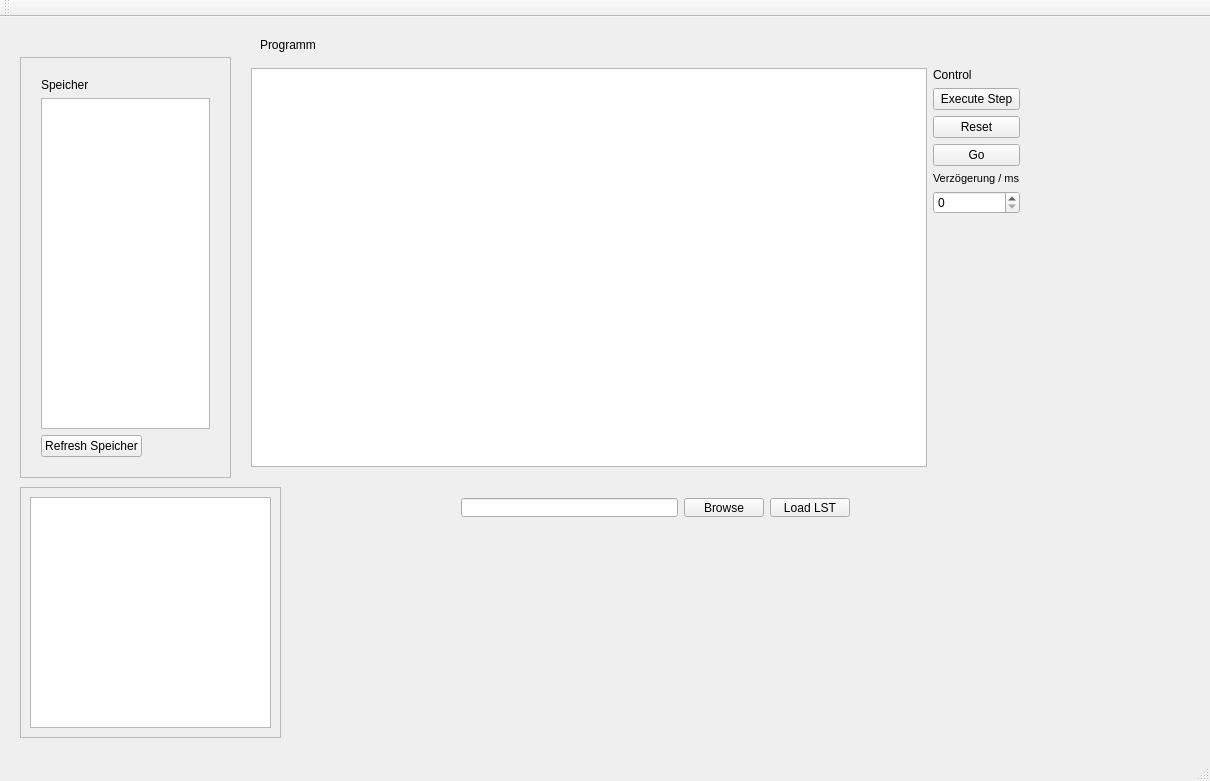
First picture: the form in PICSimu/mainwindow.ui, repository Benedikt1992/PICSimu, before the edit.
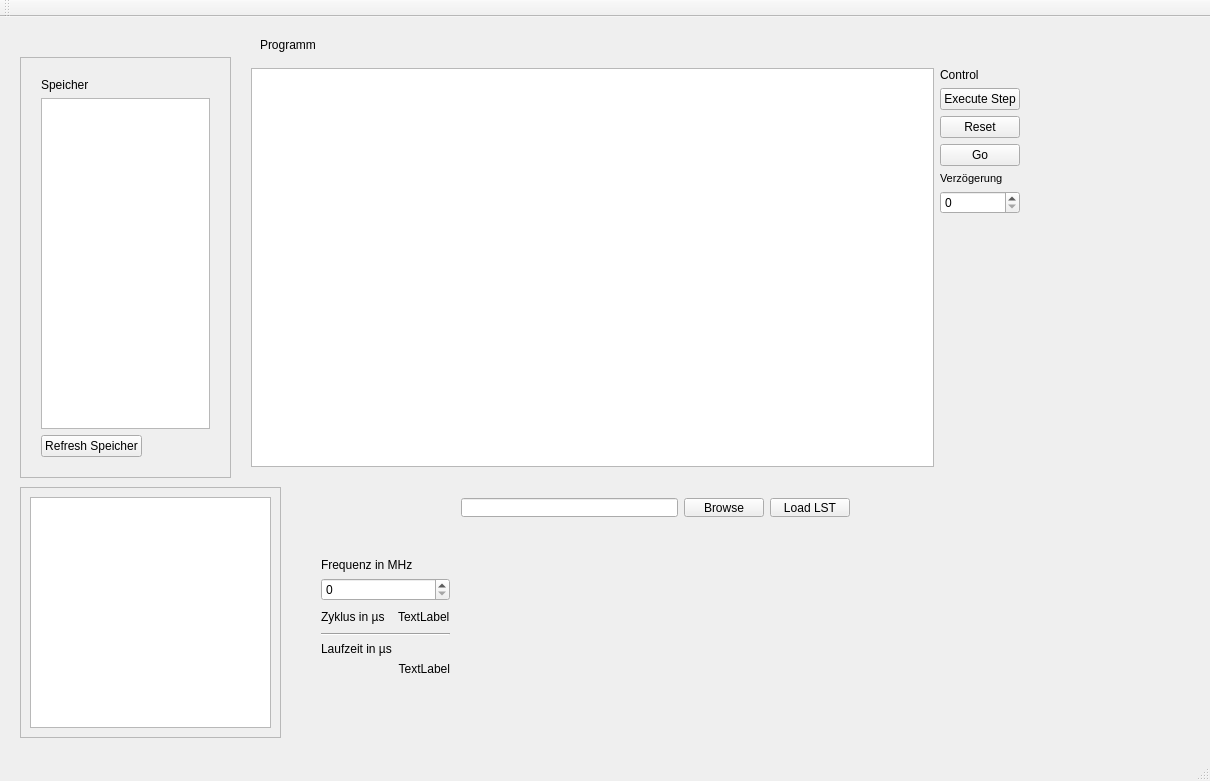
Second picture: the form after the edit.

Commit message: Laufzeitanzeige mit variabler Frequenz

Patch:
```diff
--- a/PICSimu/mainwindow.ui
+++ b/PICSimu/mainwindow.ui
@@ -168,7 +168,7 @@
 &lt;html&gt;&lt;head&gt;&lt;meta name=&quot;qrichtext&quot; content=&quot;1&quot; /&gt;&lt;style type=&quot;text/css&quot;&gt;
 p, li { white-space: pre-wrap; }
 &lt;/style&gt;&lt;/head&gt;&lt;body style=&quot; font-family:'MS Shell Dlg 2'; font-size:8pt; font-weight:400; font-style:normal;&quot;&gt;
-&lt;p style=&quot; margin-top:12px; margin-bottom:12px; margin-left:0px; margin-right:0px; -qt-block-indent:0; text-indent:0px;&quot;&gt;Verzögerung / ms&lt;/p&gt;&lt;/body&gt;&lt;/html&gt;</string>
+&lt;p style=&quot; margin-top:12px; margin-bottom:12px; margin-left:0px; margin-right:0px; -qt-block-indent:0; text-indent:0px;&quot;&gt;Verzögerung&lt;/p&gt;&lt;/body&gt;&lt;/html&gt;</string>
          </property>
         </widget>
        </item>
@@ -218,6 +218,93 @@
      </property>
     </widget>
    </widget>
+   <widget class="QWidget" name="verticalLayoutWidget_2">
+    <property name="geometry">
+     <rect>
+      <x>310</x>
+      <y>530</y>
+      <width>151</width>
+      <height>161</height>
+     </rect>
+    </property>
+    <layout class="QVBoxLayout" name="verticalLayout_3">
+     <item>
+      <widget class="QLabel" name="label_4">
+       <property name="text">
+        <string>Frequenz in MHz</string>
+       </property>
+      </widget>
+     </item>
+     <item>
+      <widget class="QSpinBox" name="frequency"/>
+     </item>
+     <item>
+      <layout class="QHBoxLayout" name="horizontalLayout">
+       <item>
+        <widget class="QLabel" name="label_6">
+         <property name="text">
+          <string>Zyklus in µs</string>
+         </property>
+        </widget>
+       </item>
+       <item>
+        <spacer name="horizontalSpacer_2">
+         <property name="orientation">
+          <enum>Qt::Horizontal</enum>
+         </property>
+         <property name="sizeHint" stdset="0">
+          <size>
+           <width>40</width>
+           <height>20</height>
+          </size>
+         </property>
+        </spacer>
+       </item>
+       <item>
+        <widget class="QLabel" name="cycle">
+         <property name="text">
+          <string>TextLabel</string>
+         </property>
+        </widget>
+       </item>
+      </layout>
+     </item>
+     <item>
+      <widget class="Line" name="line">
+       <property name="orientation">
+        <enum>Qt::Horizontal</enum>
+       </property>
+      </widget>
+     </item>
+     <item>
+      <widget class="QLabel" name="label_5">
+       <property name="text">
+        <string>Laufzeit in µs</string>
+       </property>
+      </widget>
+     </item>
+     <item>
+      <widget class="QLabel" name="runtime">
+       <property name="text">
+        <string>&lt;html&gt;&lt;head/&gt;&lt;body&gt;&lt;p align=&quot;right&quot;&gt;TextLabel&lt;/p&gt;&lt;/body&gt;&lt;/html&gt;</string>
+       </property>
+      </widget>
+     </item>
+     <item>
+      <spacer name="verticalSpacer_2">
+       <property name="orientation">
+        <enum>Qt::Vertical</enum>
+       </property>
+       <property name="sizeHint" stdset="0">
+        <size>
+         <width>20</width>
+         <height>40</height>
+        </size>
+       </property>
+      </spacer>
+     </item>
+    </layout>
+   </widget>
   </widget>
   <widget class="QMenuBar" name="menuBar">
    <property name="geometry">
```
The commit also changes 8 other files.
